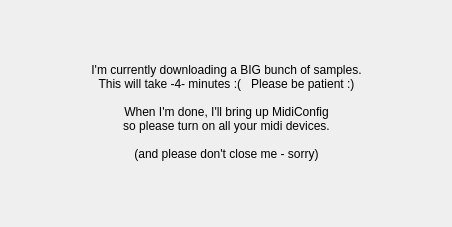
This is initme/rc/initme.ui in Stephen-Hazel/pianocheetah as Qt 5 draws it before an edit. The edited form follows.
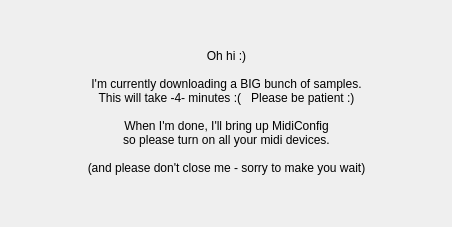
This is the edited form.

What changed in the file:
```diff
--- a/initme/rc/initme.ui
+++ b/initme/rc/initme.ui
@@ -24,13 +24,15 @@
      </rect>
     </property>
     <property name="text">
-     <string>I'm currently downloading a BIG bunch of samples.
+     <string>Oh hi :)
+
+I'm currently downloading a BIG bunch of samples.
 This will take -4- minutes :(   Please be patient :)
 
 When I'm done, I'll bring up MidiConfig
 so please turn on all your midi devices.
 
-(and please don't close me - sorry)</string>
+(and please don't close me - sorry to make you wait)</string>
     </property>
     <property name="textFormat">
      <enum>Qt::TextFormat::AutoText</enum>
```
